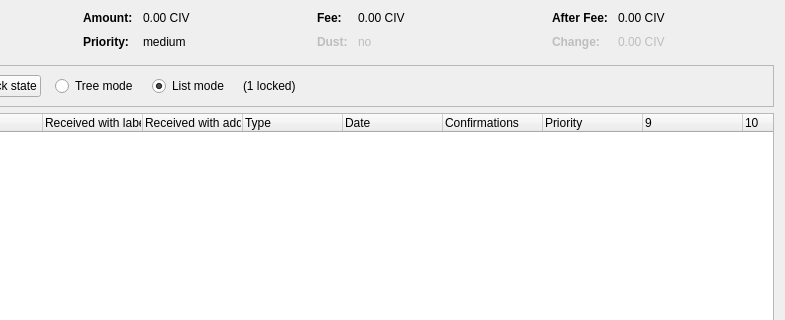
Old version of the form src/qt/forms/coincontroldialog.ui in the repository enox-c/enox-c; both pictures show x 169 to 954 and y 0 to 320 of the 954 by 500 pixel window.
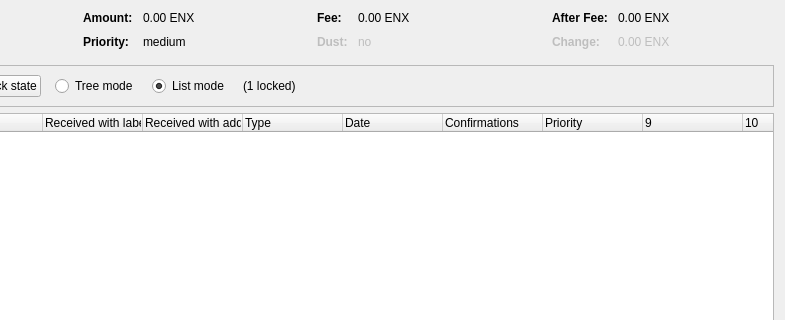
New version of the form. Custom widgets are drawn as their Qt base class.

Diff of the .ui file:
```diff
--- a/src/qt/forms/coincontroldialog.ui
+++ b/src/qt/forms/coincontroldialog.ui
@@ -132,7 +132,7 @@
           <enum>Qt::ActionsContextMenu</enum>
          </property>
          <property name="text">
-          <string notr="true">0.00 CIV</string>
+          <string notr="true">0.00 ENX</string>
          </property>
          <property name="textInteractionFlags">
           <set>Qt::LinksAccessibleByMouse|Qt::TextSelectableByKeyboard|Qt::TextSelectableByMouse</set>
@@ -206,7 +206,7 @@
           <enum>Qt::ActionsContextMenu</enum>
          </property>
          <property name="text">
-          <string notr="true">0.00 CIV</string>
+          <string notr="true">0.00 ENX</string>
          </property>
          <property name="textInteractionFlags">
           <set>Qt::LinksAccessibleByMouse|Qt::TextSelectableByKeyboard|Qt::TextSelectableByMouse</set>
@@ -286,7 +286,7 @@
           <enum>Qt::ActionsContextMenu</enum>
          </property>
          <property name="text">
-          <string notr="true">0.00 CIV</string>
+          <string notr="true">0.00 ENX</string>
          </property>
          <property name="textInteractionFlags">
           <set>Qt::LinksAccessibleByMouse|Qt::TextSelectableByKeyboard|Qt::TextSelectableByMouse</set>
@@ -321,7 +321,7 @@
           <enum>Qt::ActionsContextMenu</enum>
          </property>
          <property name="text">
-          <string notr="true">0.00 CIV</string>
+          <string notr="true">0.00 ENX</string>
          </property>
          <property name="textInteractionFlags">
           <set>Qt::LinksAccessibleByMouse|Qt::TextSelectableByKeyboard|Qt::TextSelectableByMouse</set>
```
